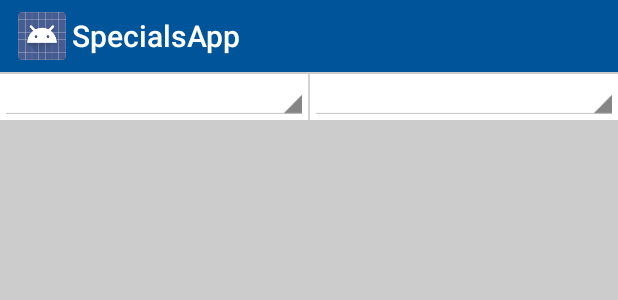
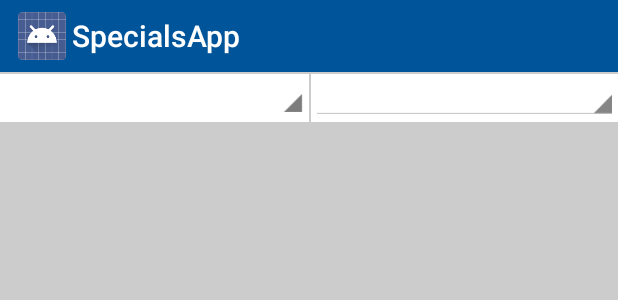
Before and after one commit to ajbrowne/InternProject, an Android app: the layout fragment_dealer_specials.xml on its own in the app's theme, with its tools: preview values and no code run, on a phone screen of 412 x 824 dp. Shown: the top 300 px of the screen. Run offline under Robolectric (Android 15) with nearby library versions, the phone set to English and light mode, and no system bars; plain views replace CardListView.

```diff
--- /dev/null
+++ b/Android/SpecialsApp/app/src/main/res/drawable/apptheme_spinner_background_holo_light.xml
@@ -0,0 +1,25 @@
+<?xml version="1.0" encoding="utf-8"?>
+<!-- Copyright (C) 2010 The Android Open Source Project
+
+     Licensed under the Apache License, Version 2.0 (the "License");
+     you may not use this file except in compliance with the License.
+     You may obtain a copy of the License at
+
+          http://www.apache.org/licenses/LICENSE-2.0
+
+     Unless required by applicable law or agreed to in writing, software
+     distributed under the License is distributed on an "AS IS" BASIS,
+     WITHOUT WARRANTIES OR CONDITIONS OF ANY KIND, either express or implied.
+     See the License for the specific language governing permissions and
+     limitations under the License.
+-->
+
+<selector xmlns:android="http://schemas.android.com/apk/res/android">
+    <!--<item android:state_enabled="false"-->
+          <!--android:drawable="@drawable/apptheme_spinner_disabled_holo_light" />-->
+    <!--<item android:state_pressed="true"-->
+          <!--android:drawable="@drawable/apptheme_spinner_pressed_holo_light" />-->
+    <!--<item android:state_pressed="false" android:state_focused="true"-->
+          <!--android:drawable="@drawable/apptheme_spinner_focused_holo_light" />-->
+    <item android:drawable="@drawable/spinner_default" />
+</selector>
--- a/Android/SpecialsApp/app/src/main/res/layout/fragment_dealer_specials.xml
+++ b/Android/SpecialsApp/app/src/main/res/layout/fragment_dealer_specials.xml
@@ -16,21 +16,23 @@
             android:layout_width="wrap_content"
             android:layout_height="wrap_content"
             android:textColor="#000"
-            android:layout_weight="1"/>
+            android:layout_weight="1"
+            android:background="@drawable/apptheme_spinner_background_holo_light"/>
 
         <View
             android:id="@+id/view1"
             android:layout_width="1dp"
             android:layout_height="fill_parent"
             android:layout_weight="0"
-            android:background="#d3d3d3" />
+            android:background="#ccc" />
 
         <Spinner
             android:id="@+id/spinnerLocation"
             android:layout_width="wrap_content"
             android:layout_height="wrap_content"
             android:textColor="#000"
-            android:layout_weight="1" />
+            android:layout_weight="1"
+            />
 
     </LinearLayout>
 
--- a/Service/Specials/src/main/java/api/controllers/SpecialController.java
+++ b/Service/Specials/src/main/java/api/controllers/SpecialController.java
@@ -80,6 +80,7 @@ public class SpecialController {
                                                    @RequestParam(value = "dealer", required = false) String dealer){
 
         if(title == null && id == null && type == null && dealer == null){
+            log.info("All specials returned");
             return new ResponseEntity<List>(specialRepository.findAll() ,HttpStatus.OK);
         }
 
--- a/Service/Specials/src/main/java/api/repositories/MongoDealerRepository.java
+++ b/Service/Specials/src/main/java/api/repositories/MongoDealerRepository.java
@@ -21,7 +21,7 @@ public class MongoDealerRepository implements DealerRepository {
 
     @Override
     public List getDealerByLocation(Point point) {
-        GeoResults dealers = mongoTemplate.geoNear(NearQuery.near(point).num(2), Dealer.class, "dealers");
+        GeoResults dealers = mongoTemplate.geoNear(NearQuery.near(point), Dealer.class, "dealers");
         return dealers.getContent();
     }
 
```
Also changed, not shown: Service/Specials/src/main/java/api/controllers/CombineController.java (added, +71 -0 lines), Android/SpecialsApp/app/src/main/res/drawable-hdpi/spinner_default.9.png (added).
